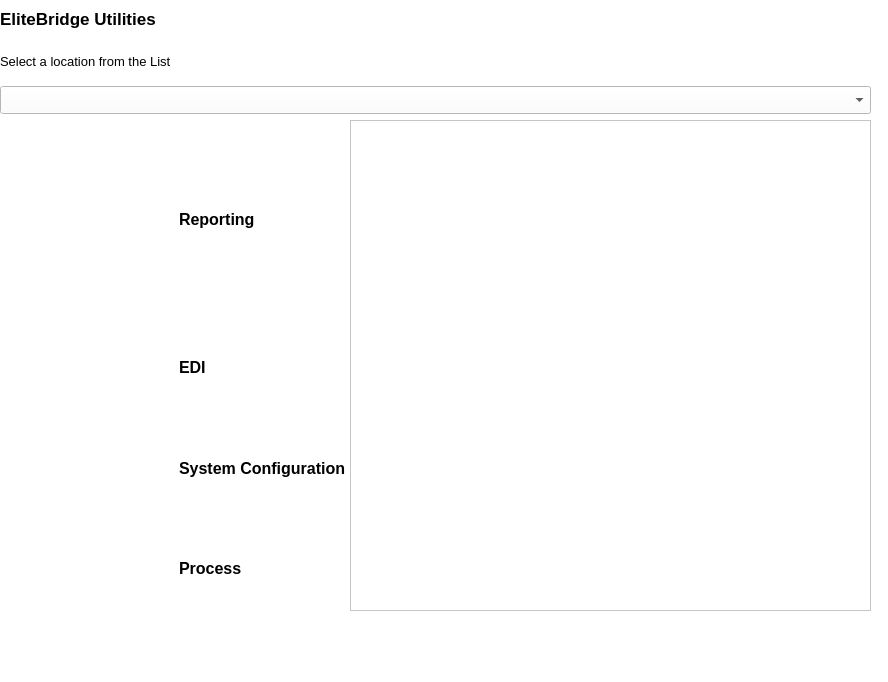
Above: elitebridge_ui_file/admin.ui from Mohitpanjikar/EliteBridgeuifile before the change. Below: the same form after it.
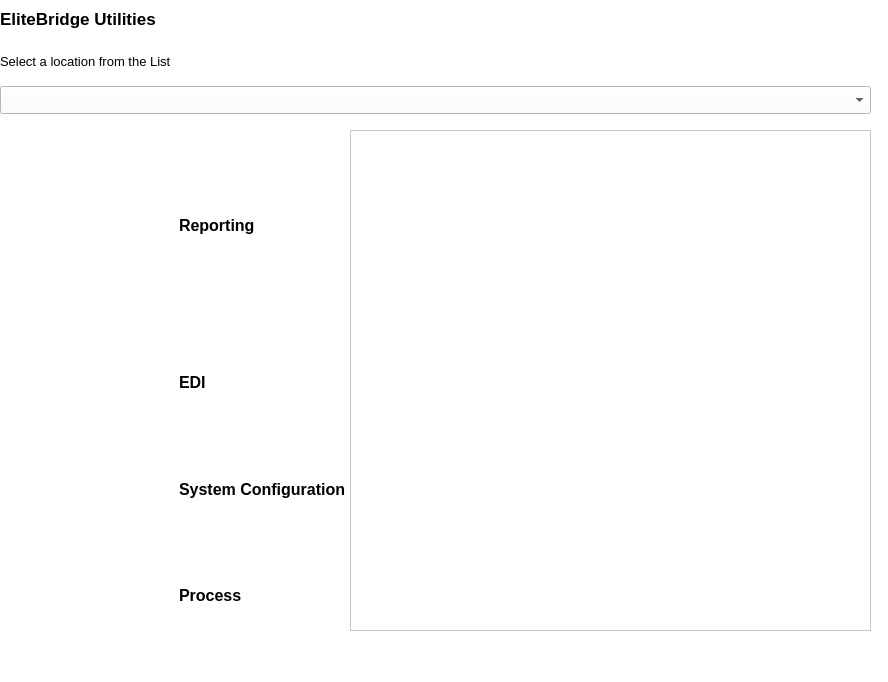
That is the form after the change. Icons and pictures are not drawn.

```diff
--- a/elitebridge_ui_file/admin.ui
+++ b/elitebridge_ui_file/admin.ui
@@ -21,9 +21,9 @@
     <property name="geometry">
      <rect>
       <x>350</x>
-      <y>120</y>
+      <y>130</y>
       <width>521</width>
-      <height>491</height>
+      <height>501</height>
      </rect>
     </property>
     <property name="frameShape">
@@ -46,7 +46,7 @@
      </property>
     </widget>
    </widget>
-   <widget class="QWidget" name="">
+   <widget class="QWidget" name="layoutWidget">
     <property name="geometry">
      <rect>
       <x>0</x>
@@ -100,13 +100,13 @@
      </item>
     </layout>
    </widget>
-   <widget class="QWidget" name="">
+   <widget class="QWidget" name="layoutWidget">
     <property name="geometry">
      <rect>
       <x>0</x>
       <y>125</y>
       <width>346</width>
-      <height>491</height>
+      <height>521</height>
      </rect>
     </property>
     <layout class="QGridLayout" name="gridLayout">
```
Left out of the diff: 2 changed lines with no effect on the pictures.
